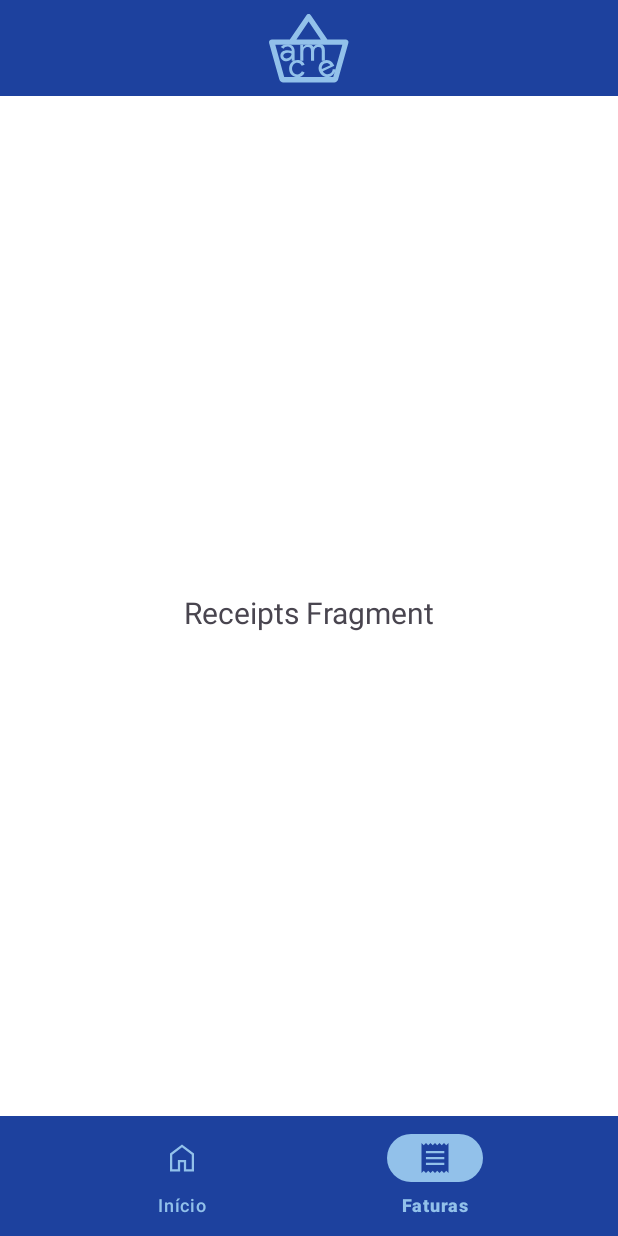
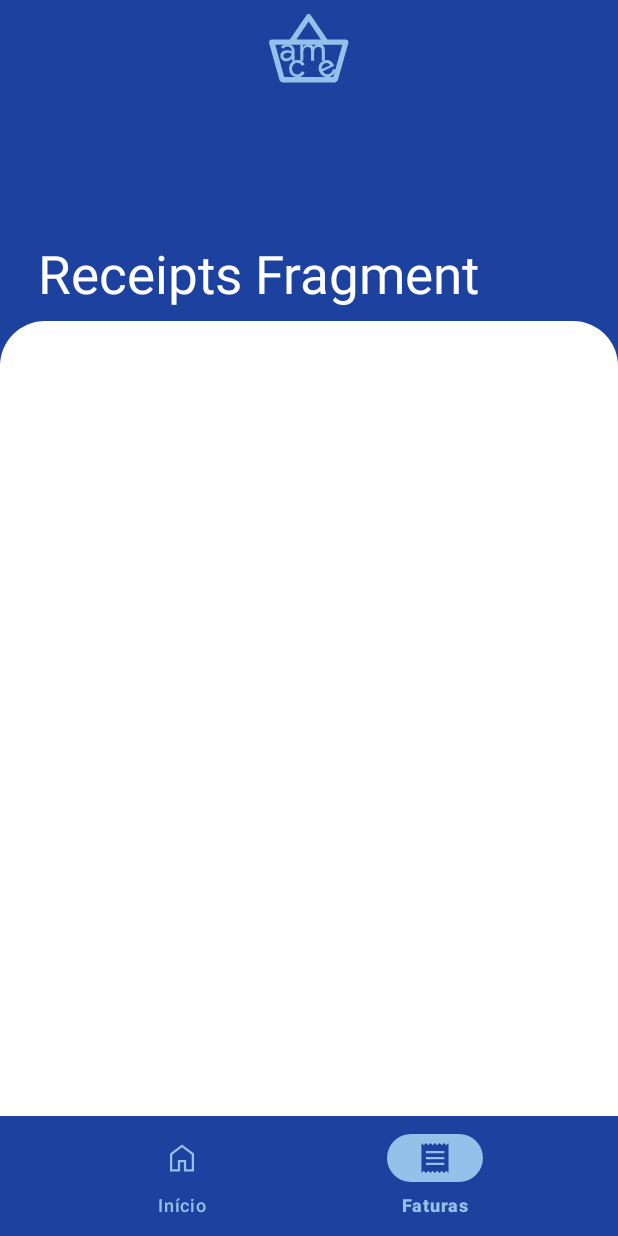
Before and after one commit to fernandorego/feup-cpm-supermarket, an Android app: the ReceiptsFragment screen opened through its navigation route, on a phone screen of 412 x 824 dp. Run offline under Robolectric (Android 15) with nearby library versions, the phone set to English and light mode, and no system bars; our stand-ins replace navigation-ui.

Commit message:
Add receipts app shortcut

```diff
--- a/client-app/app/build.gradle
+++ b/client-app/app/build.gradle
@@ -47,4 +47,5 @@ dependencies {
     implementation 'androidx.lifecycle:lifecycle-viewmodel-ktx:2.6.0'
     implementation 'androidx.navigation:navigation-fragment-ktx:2.5.3'
     implementation 'androidx.navigation:navigation-ui-ktx:2.5.3'
+    implementation 'androidx.recyclerview:recyclerview:1.3.0'
 }
--- a/client-app/app/src/main/AndroidManifest.xml
+++ b/client-app/app/src/main/AndroidManifest.xml
@@ -33,6 +33,8 @@
                 <action android:name="android.intent.action.MAIN" />
                 <category android:name="android.intent.category.LAUNCHER" />
             </intent-filter>
+            <meta-data android:name="android.app.shortcuts"
+                android:resource="@xml/shortcuts" />
         </activity>
     </application>
 
--- a/client-app/app/src/main/java/org/feup/group4/supermarket/LaunchActivity.kt
+++ b/client-app/app/src/main/java/org/feup/group4/supermarket/LaunchActivity.kt
@@ -20,7 +20,11 @@ class LaunchActivity : AppCompatActivity() {
                 getUser(this, resources.getString(R.string.server_ip), 8000, token)
             }
 
-            startActivity(Intent(this, MainActivity::class.java))
+            val mainIntent = Intent(this, MainActivity::class.java)
+            if ("org.feup.group4.supermarket.receipts" == intent.action) {
+                mainIntent.action = "org.feup.group4.supermarket.receipts"
+            }
+            startActivity(mainIntent)
         }
 
         finish()
--- a/client-app/app/src/main/java/org/feup/group4/supermarket/MainActivity.kt
+++ b/client-app/app/src/main/java/org/feup/group4/supermarket/MainActivity.kt
@@ -1,14 +1,13 @@
 package org.feup.group4.supermarket
 
 import android.os.Bundle
-import com.google.android.material.bottomnavigation.BottomNavigationView
 import androidx.appcompat.app.AppCompatActivity
 import androidx.core.content.ContextCompat
-import androidx.navigation.findNavController
 import androidx.navigation.fragment.NavHostFragment
 import androidx.navigation.ui.AppBarConfiguration
 import androidx.navigation.ui.setupActionBarWithNavController
 import androidx.navigation.ui.setupWithNavController
+import com.google.android.material.bottomnavigation.BottomNavigationView
 import org.feup.group4.supermarket.databinding.ActivityMainBinding
 
 class MainActivity : AppCompatActivity() {
@@ -37,5 +36,9 @@ class MainActivity : AppCompatActivity() {
         )
         setupActionBarWithNavController(navController, appBarConfiguration)
         navView.setupWithNavController(navController)
+
+        if ("org.feup.group4.supermarket.receipts" == intent.action) {
+            navView.selectedItemId = R.id.navigation_receipts
+        }
     }
 }
--- a/client-app/app/src/main/java/org/feup/group4/supermarket/ui/receipts/ReceiptsFragment.kt
+++ b/client-app/app/src/main/java/org/feup/group4/supermarket/ui/receipts/ReceiptsFragment.kt
@@ -28,7 +28,7 @@ class ReceiptsFragment : Fragment() {
         _binding = FragmentReceiptsBinding.inflate(inflater, container, false)
         val root: View = binding.root
 
-        val textView: TextView = binding.textDashboard
+        val textView: TextView = binding.receiptsTextHello
         dashboardViewModel.text.observe(viewLifecycleOwner) {
             textView.text = it
         }
--- a/client-app/app/src/main/res/layout/fragment_receipts.xml
+++ b/client-app/app/src/main/res/layout/fragment_receipts.xml
@@ -4,18 +4,33 @@
     xmlns:tools="http://schemas.android.com/tools"
     android:layout_width="match_parent"
     android:layout_height="match_parent"
-    tools:context=".ui.receipts.ReceiptsFragment">
+    tools:context=".ui.receipts.ReceiptsFragment"
+    android:background="@color/dark_blue">
+
+    <ImageView
+        android:id="@+id/receipts_background"
+        android:layout_width="match_parent"
+        android:layout_height="match_parent"
+        android:src="@drawable/rounded_rectangle"
+        app:tint="@color/background"
+        android:layout_marginTop="150dp"
+        app:layout_constraintTop_toTopOf="parent"
+        app:layout_constraintStart_toStartOf="parent"
+        app:layout_constraintEnd_toEndOf="parent"
+        app:layout_constraintBottom_toBottomOf="parent"/>
 
     <TextView
-        android:id="@+id/text_dashboard"
+        android:id="@+id/receipts_text_hello"
         android:layout_width="match_parent"
         android:layout_height="wrap_content"
-        android:layout_marginHorizontal="8dp"
-        android:layout_marginTop="8dp"
-        android:textAlignment="center"
-        android:textSize="20sp"
-        app:layout_constraintBottom_toBottomOf="parent"
+        android:layout_marginHorizontal="25dp"
+        android:layout_marginVertical="8dp"
+        android:textSize="35sp"
+        android:text="@string/receipts_hello"
+        android:textColor="#FFFFFF"
+        app:layout_constraintBottom_toTopOf="@id/receipts_background"
         app:layout_constraintEnd_toEndOf="parent"
-        app:layout_constraintStart_toStartOf="parent"
-        app:layout_constraintTop_toTopOf="parent" />
+        app:layout_constraintStart_toStartOf="parent"/>
+
+
 </androidx.constraintlayout.widget.ConstraintLayout>
--- a/client-app/app/src/main/res/values/strings.xml
+++ b/client-app/app/src/main/res/values/strings.xml
@@ -13,4 +13,5 @@
     <string name="onboarding_name">Nome</string>
     <string name="onboarding_email">Email</string>
     <string name="onboarding_password">Password</string>
+    <string name="receipts_hello">Compras Passadas</string>
 </resources>
```
Also changed, not shown: client-app/app/src/main/res/drawable/shortcut_receipt_icon.xml (added, +9 -0 lines), client-app/app/src/main/res/layout/fragment_home.xml (+8 -1 lines), client-app/app/src/main/res/xml/shortcuts.xml (added, +13 -0 lines).
